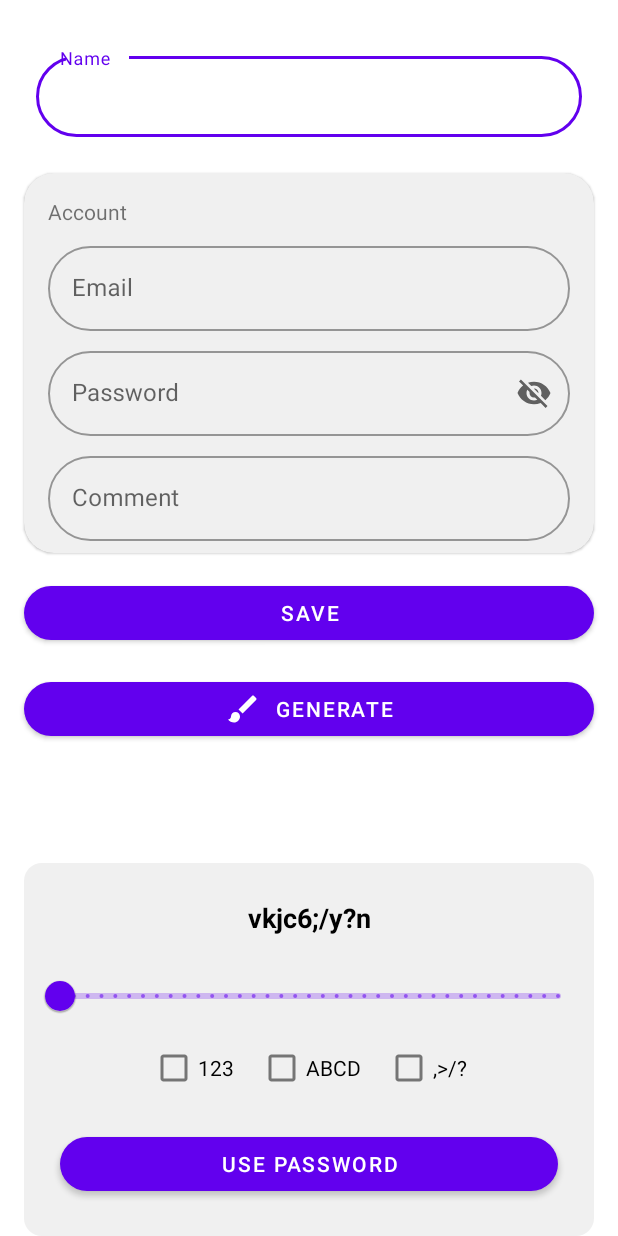
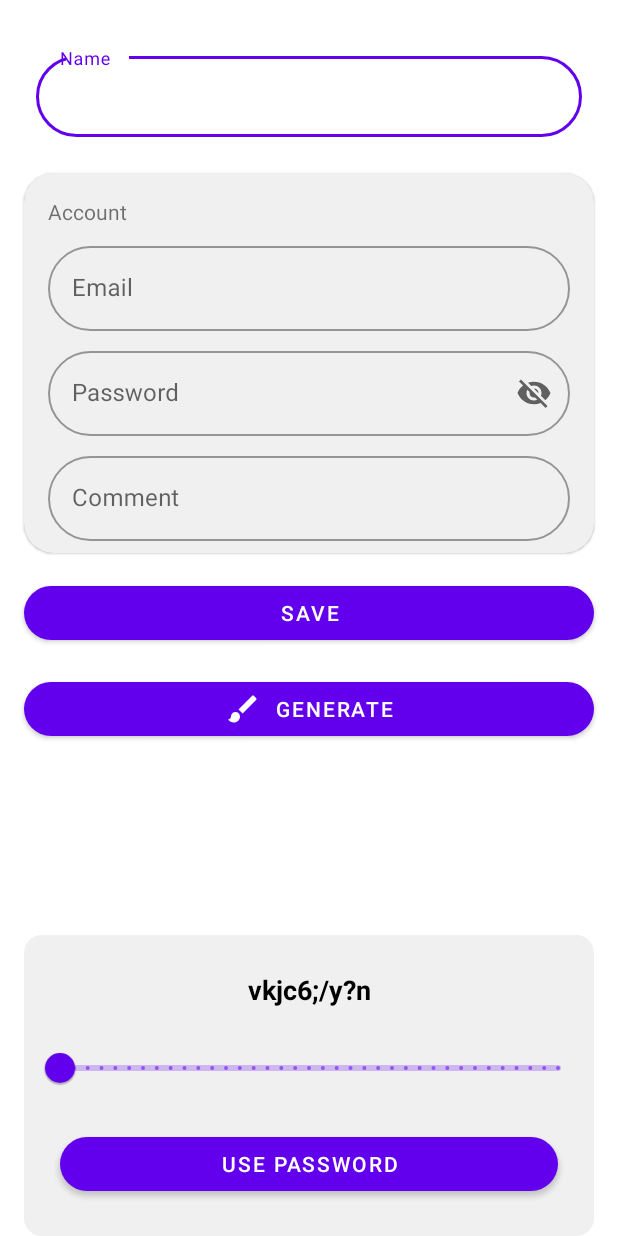
Before and after one commit to aarafrao22/Jeerax, an Android app: the AddPasswordActivity screen opened directly, with no data from a screen before it, after a tap on "GENERATE", on a phone screen of 412 x 824 dp. Run offline under Robolectric (Android 15) with nearby library versions, the phone set to English and light mode, and no system bars; 1 other tap on this screen came first.

Commit message:
Password Generator Added

```diff
--- a/app/src/main/java/com/aarafrao/jeerax/AddPasswordActivity.java
+++ b/app/src/main/java/com/aarafrao/jeerax/AddPasswordActivity.java
@@ -1,15 +1,12 @@
 package com.aarafrao.jeerax;
 
-import androidx.annotation.NonNull;
 import androidx.appcompat.app.AppCompatActivity;
 import androidx.constraintlayout.widget.ConstraintLayout;
 
 import android.os.Bundle;
 import android.text.Editable;
 import android.text.TextWatcher;
-import android.view.LayoutInflater;
 import android.view.View;
-import android.widget.CompoundButton;
 import android.widget.TextView;
 import android.widget.Toast;
 
@@ -27,7 +24,7 @@ public class AddPasswordActivity extends AppCompatActivity {
     private ActivityAddPasswordBinding binding;
     private BottomSheetBehavior bottomSheetBehavior;
     private BottomSheetLayoutBinding binding2;
-    private MaterialCheckBox checkBox1, checkBox2, checkBox3;
+    private MaterialCheckBox checkDIgits, checkAlpha, checkSymbol;
     private TextView txtMain;
     private String generatedPassword = "";
     private Slider seekbar;
@@ -48,7 +45,7 @@ public class AddPasswordActivity extends AppCompatActivity {
         bottomSheetBehavior = BottomSheetBehavior.from(bottomSheetLayout);
         txtMain = findViewById(R.id.txtMain);
         seekbar = findViewById(R.id.seekbar);
-        btnUsePassword = findViewById(R.id.btnUsePassword);
+        btnUsePassword = findViewById(R.id.btnSave);
 
         bottomSheetBehavior.setState(BottomSheetBehavior.STATE_COLLAPSED);
         String v1 = getRandomString((int) 10);
@@ -61,18 +58,39 @@ public class AddPasswordActivity extends AppCompatActivity {
             txtMain.setText(getRandomString((int) value));
         });
 
-        checkBox1 = findViewById(R.id.check1);
-        checkBox2 = findViewById(R.id.check2);
-        checkBox3 = findViewById(R.id.check3);
 
-        checkBox1.setOnCheckedChangeListener((compoundButton, b) -> {
-            if (b) {
-                Toast.makeText(this, "Checked", Toast.LENGTH_SHORT).show();
-            } else {
-                Toast.makeText(this, "UNChecked", Toast.LENGTH_SHORT).show();
+        checkDIgits = findViewById(R.id.checkDigit);
+        checkAlpha = findViewById(R.id.checkAlpha);
+        checkSymbol = findViewById(R.id.checkSymbol);
 
-            }
-        });
+        checkDIgits.setChecked(true);
+        checkAlpha.setChecked(true);
+        checkSymbol.setChecked(true);
+
+//        checkDIgits.setOnCheckedChangeListener((compoundButton, b) -> {
+//            if (b) {
+//                Toast.makeText(this, "Checked", Toast.LENGTH_SHORT).show();
+//                ALLOWED_CHARACTERS = ALLOWED_CHARACTERS1;
+//            } else {
+//                ALLOWED_CHARACTERS = "{}[]%^;':,.?/0123456789qwertyuiopasdfghjklzxcvbnm";
+//            }
+//        });
+//        checkAlpha.setOnCheckedChangeListener((compoundButton, b) -> {
+//            if (b) {
+//                Toast.makeText(this, "Checked", Toast.LENGTH_SHORT).show();
+//                ALLOWED_CHARACTERS = ALLOWED_CHARACTERS1;
+//            } else {
+//                ALLOWED_CHARACTERS = "{}[]%^;':,.?/0123456789qwertyuiopasdfghjklzxcvbnm";
+//            }
+//        });
+//        checkSymbol.setOnCheckedChangeListener((compoundButton, b) -> {
+//            if (b) {
+//                Toast.makeText(this, "Checked", Toast.LENGTH_SHORT).show();
+//                ALLOWED_CHARACTERS = ALLOWED_CHARACTERS1;
+//            } else {
+//                ALLOWED_CHARACTERS = "{}[]%^;':,.?/0123456789qwertyuiopasdfghjklzxcvbnm";
+//            }
+//        });
 
         binding.edPassword.addTextChangedListener(new TextWatcher() {
             @Override
@@ -90,9 +108,29 @@ public class AddPasswordActivity extends AppCompatActivity {
             }
         });
 
-        binding.btnGenerate.setOnClickListener(v ->
-                bottomSheetBehavior.setState(BottomSheetBehavior.STATE_EXPANDED)
-        );
+        binding.btnGenerate.setOnClickListener(v -> bottomSheetBehavior.setState(BottomSheetBehavior.STATE_EXPANDED));
+
+        binding.btnSave.setOnClickListener(v -> {
+            if (binding.edName.getText().toString().equals("")) {
+                if (binding.edLogin.getText().toString().equals("")) {
+                    if (binding.edPassword.getText().toString().equals("")) {
+                        if (binding.edComment.getText().toString().equals("")) {
+
+                            //SaveInDatabase
+                            Toast.makeText(this, "Password Saved", Toast.LENGTH_SHORT).show();
+                        } else
+                            binding.edComment.setError("Enter");
+
+                    } else
+                        binding.edPassword.setError("Enter ");
+
+                } else
+                    binding.edLogin.setError("Enter MAIL");
+
+            } else {
+                binding.edName.setError("Enter Name");
+            }
+        });
     }
 
 
--- a/app/src/main/res/layout/activity_add_password.xml
+++ b/app/src/main/res/layout/activity_add_password.xml
@@ -143,7 +143,7 @@
         </com.google.android.material.card.MaterialCardView>
 
         <com.google.android.material.button.MaterialButton
-            android:id="@+id/btnUsePassword"
+            android:id="@+id/btnSave"
             android:layout_width="match_parent"
             android:layout_height="wrap_content"
             android:layout_marginStart="16dp"
@@ -174,7 +174,7 @@
             app:iconTint="#FFFFFF"
             app:layout_constraintEnd_toEndOf="parent"
             app:layout_constraintStart_toStartOf="parent"
-            app:layout_constraintTop_toBottomOf="@+id/btnUsePassword" />
+            app:layout_constraintTop_toBottomOf="@+id/btnSave" />
 
     </androidx.constraintlayout.widget.ConstraintLayout>
 
--- a/app/src/main/res/layout/bottom_sheet_layout.xml
+++ b/app/src/main/res/layout/bottom_sheet_layout.xml
@@ -65,19 +65,20 @@
                 android:layout_height="wrap_content"
                 android:layout_marginBottom="32dp"
                 android:gravity="center"
+                android:visibility="gone"
                 app:layout_constraintBottom_toBottomOf="parent"
                 app:layout_constraintStart_toStartOf="parent"
                 app:layout_constraintTop_toBottomOf="@+id/seekbar"
                 app:layout_constraintVertical_bias="0.0">
 
                 <com.google.android.material.checkbox.MaterialCheckBox
-                    android:id="@+id/check1"
+                    android:id="@+id/checkDigit"
                     android:layout_width="wrap_content"
                     android:layout_height="wrap_content"
                     android:text="123" />
 
                 <com.google.android.material.checkbox.MaterialCheckBox
-                    android:id="@+id/check2"
+                    android:id="@+id/checkAlpha"
                     android:layout_width="wrap_content"
                     android:layout_height="wrap_content"
                     android:layout_marginStart="16dp"
@@ -85,7 +86,7 @@
 
 
                 <com.google.android.material.checkbox.MaterialCheckBox
-                    android:id="@+id/check3"
+                    android:id="@+id/checkSymbol"
                     android:layout_width="wrap_content"
                     android:layout_height="wrap_content"
                     android:layout_marginStart="16dp"
@@ -96,7 +97,7 @@
 
 
             <com.google.android.material.button.MaterialButton
-                android:id="@+id/btnUsePassword"
+                android:id="@+id/btnSave"
                 android:layout_width="match_parent"
                 android:layout_height="wrap_content"
                 android:layout_margin="16dp"
```
Also changed, not shown: app/src/main/java/com/aarafrao/jeerax/HomeActivity.java (+9 -35 lines).
